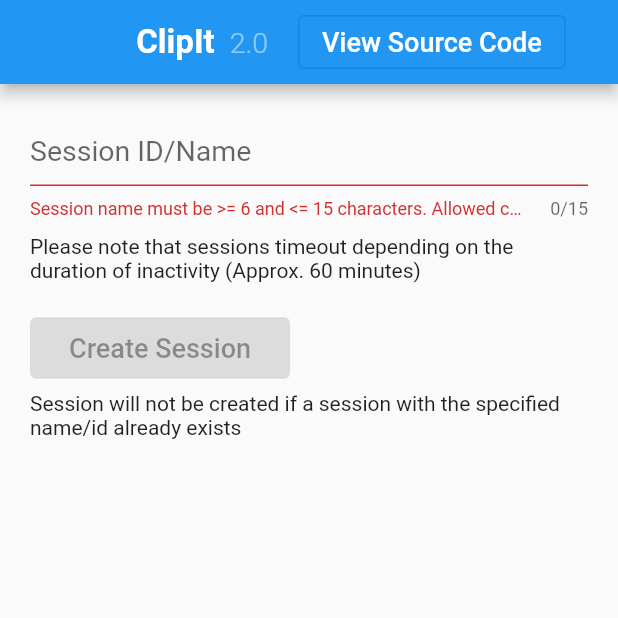
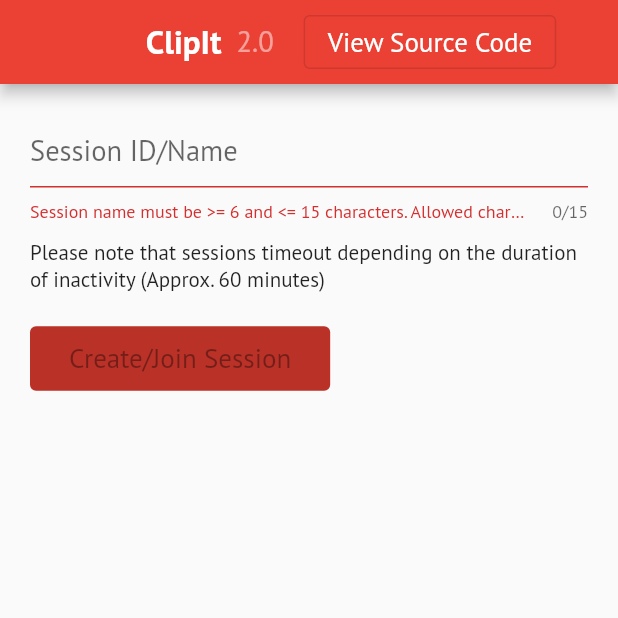
Before and after one commit to SBTopZZZ-LG/ClipIt-FlutterWeb, a Flutter app: the screen it shows after launch, on a phone screen of 412 x 824 dp, the top half of it. Run offline on Flutter 3.47's test engine with Material 2 defaults, Android fonts, the phone set to English and light mode, and no system bars; our stand-ins replace fluro.

Commit message:
Added UI styles

```diff
--- a/lib/Pages/home.dart
+++ b/lib/Pages/home.dart
@@ -24,7 +24,7 @@ class _HomePageState extends State<HomePage> {
   @override
   Widget build(BuildContext context) {
     return Scaffold(
-      appBar: getDefaultAppBar(),
+      appBar: getDefaultAppBar(context),
       body: SingleChildScrollView(
         child: Container(
           padding: const EdgeInsets.all(20),
@@ -38,7 +38,7 @@ class _HomePageState extends State<HomePage> {
                     hintText: "Session ID/Name",
                     errorText: SessionPage.validate(_sessionName)
                         ? null
-                        : "Session name must be >= 6 and <= 15 characters. Allowed characters are a-z, A-Z, 0-9, and URL symbols."),
+                        : "Session name must be >= 6 and <= 15 characters. Allowed characters are a-z, A-Z, 0-9, dashes(-) and underscores '_'."),
                 style: TextStyle(fontSize: 19),
                 keyboardType: TextInputType.name,
                 maxLength: 15,
@@ -53,21 +53,19 @@ class _HomePageState extends State<HomePage> {
                 height: 20,
               ),
               ElevatedButton(
+                style: ButtonStyle(
+                    backgroundColor: MaterialStateColor.resolveWith(
+                        (states) => Theme.of(context).primaryColor)),
                 onPressed:
                     SessionPage.validate(_sessionName) ? _createSession : null,
                 child: Padding(
                   padding: const EdgeInsets.all(10),
                   child: Text(
-                    "Create Session",
+                    "Create/Join Session",
                     style: TextStyle(fontSize: 18),
                   ),
                 ),
               ),
-              SizedBox(
-                height: 5,
-              ),
-              Text(
-                  "Session will not be created if a session with the specified name/id already exists"),
             ],
           ),
         ),
--- a/lib/Prefabs/appBar.dart
+++ b/lib/Prefabs/appBar.dart
@@ -1,8 +1,9 @@
 import 'package:flutter/material.dart';
 import 'package:url_launcher/url_launcher.dart';
 
-PreferredSizeWidget getDefaultAppBar() {
+PreferredSizeWidget getDefaultAppBar(BuildContext context) {
   return AppBar(
+    backgroundColor: Theme.of(context).backgroundColor,
     centerTitle: true,
     title: Row(
       mainAxisAlignment: MainAxisAlignment.center,
```
Also changed, not shown: lib/Pages/session.dart (+38 -9 lines), lib/main.dart (+7 -2 lines), pubspec.yaml (+10 -6 lines), fonts/default/PTSans-Bold.ttf (added), fonts/default/PTSans-BoldItalic.ttf (added), fonts/default/PTSans-Italic.ttf (added), fonts/default/PTSans-Regular.ttf (added).
